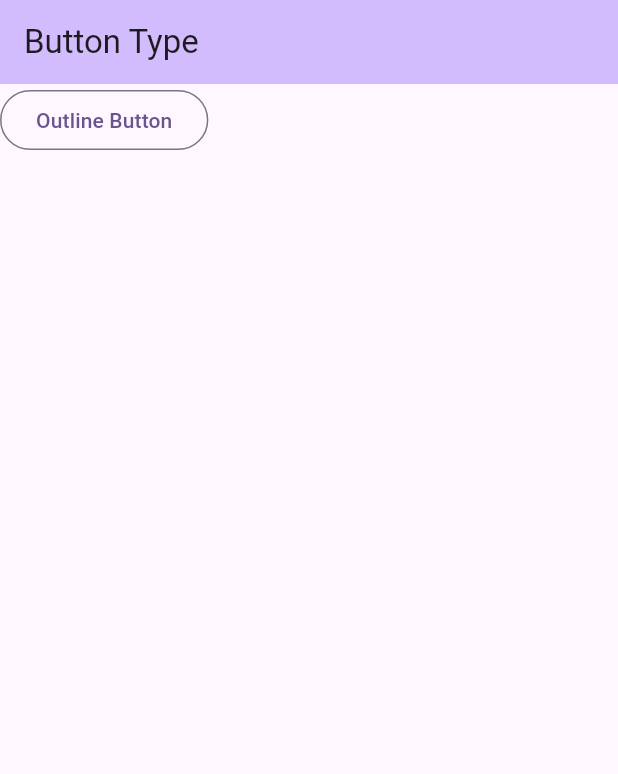
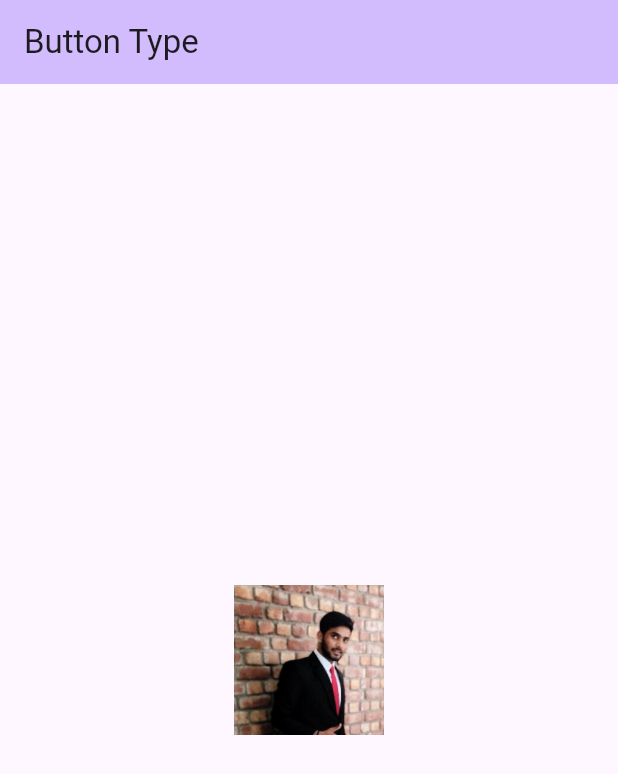
Before and after one commit to jainsourab99/FlutterAllTypeofButton, a Flutter app: the screen it shows after launch, on a phone screen of 412 x 824 dp. Shown: the top 774 px of the screen. Run offline on Flutter 3.47's test engine with Material 3 defaults, Android fonts, the phone set to English and light mode, and no system bars.

Commit message:
Image Widget

```diff
--- a/lib/main.dart
+++ b/lib/main.dart
@@ -86,12 +86,14 @@ class _MyHomePageState extends State<MyHomePage> {
         // the App.build method, and use it to set our appbar title.
         title: const Text("Button Type"),
       ),
-      body: OutlinedButton(
-        child: Text("Outline Button"),
-        onPressed: () {
-          print("Button Pressed");
-        },
-      ),
+      body: Center(
+          child: Container(
+            height: 100,
+              width: 100,
+              child: Image.asset('assets/images/photo.png'),
+          ),
+      )
+
       // This trailing comma makes auto-formatting nicer for build methods.
     );
   }
--- a/pubspec.yaml
+++ b/pubspec.yaml
@@ -59,9 +59,8 @@ flutter:
   uses-material-design: true
 
   # To add assets to your application, add an assets section, like this:
-  # assets:
-  #   - images/a_dot_burr.jpeg
-  #   - images/a_dot_ham.jpeg
+  assets:
+    - assets/images/
 
   # An image asset can refer to one or more resolution-specific "variants", see
   # https://flutter.dev/assets-and-images/#resolution-aware
```
Also changed, not shown: assets/images/1dollar.png (added), assets/images/photo.png (added).
